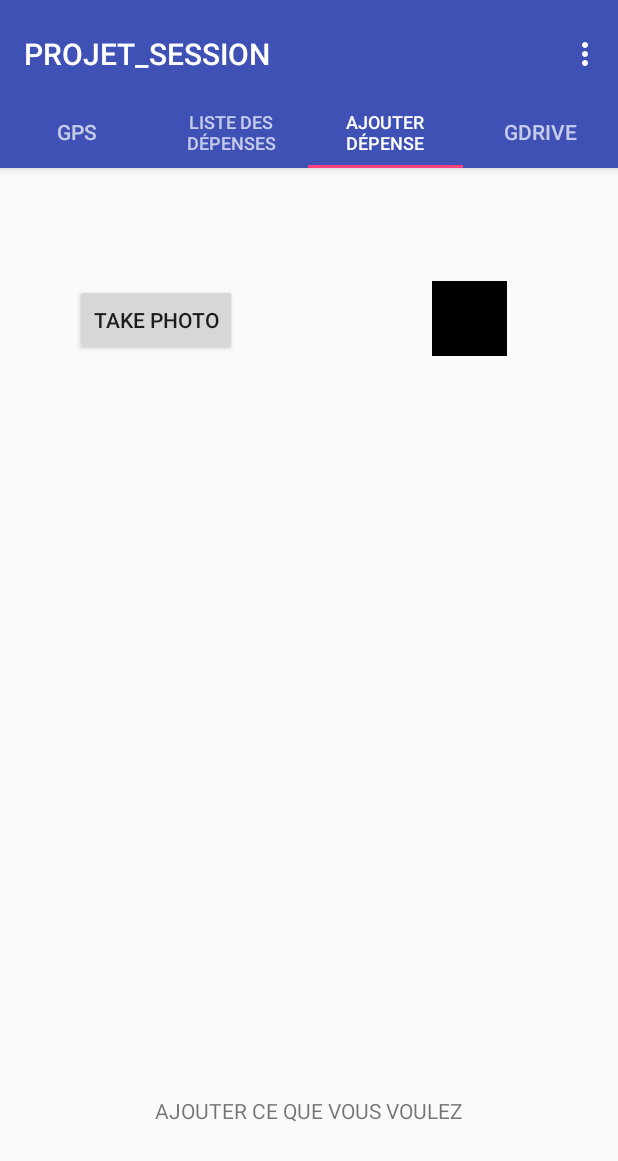
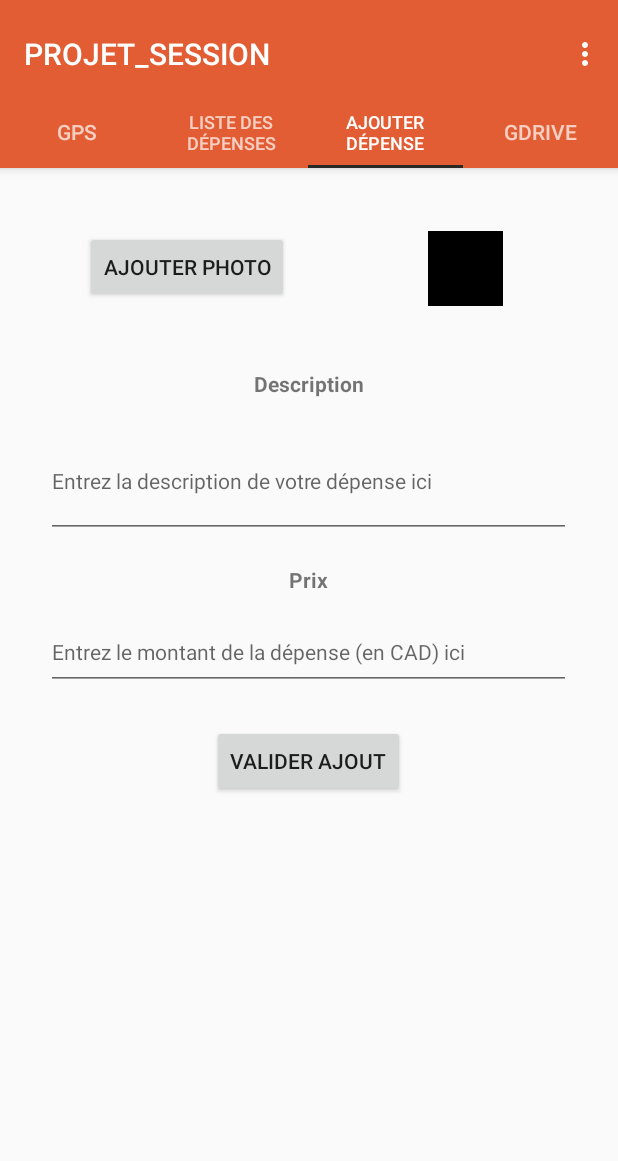
Before and after one commit to meurett/Mobile_projet_session, an Android app: the screen it shows after launch (MainActivity), tab 3 chosen, on a phone screen of 412 x 824 dp. Shown: the top 1161 px of the screen. Run offline under Robolectric (Android 15) with nearby library versions, the phone set to English and light mode, and no system bars.

Commit message:
Edit Ajouter Depense avec champ necessaire (bouton valider ajout non fonctionnel

```diff
--- a/app/src/main/java/ca/ulaval/ima/projet_session/FragmentAjoutDepense.java
+++ b/app/src/main/java/ca/ulaval/ima/projet_session/FragmentAjoutDepense.java
@@ -30,7 +30,7 @@ public class FragmentAjoutDepense extends Fragment {
     {
         View view = inflater.inflate(R.layout.fragment_ajout_depense, container, false);
 
-        button = (Button) view.findViewById(R.id.button_take_photo_depense);
+        button = (Button) view.findViewById(R.id.button_ajout_depense_ajouter_photo);
         imageView = (ImageView) view.findViewById(R.id.imageView_photo_depense);
 
         button.setOnClickListener(new View.OnClickListener() {
--- a/app/src/main/res/layout/fragment_ajout_depense.xml
+++ b/app/src/main/res/layout/fragment_ajout_depense.xml
@@ -1,42 +1,100 @@
 <?xml version="1.0" encoding="utf-8"?>
-<RelativeLayout xmlns:android="http://schemas.android.com/apk/res/android"
+
+<ScrollView
+    xmlns:android="http://schemas.android.com/apk/res/android"
     xmlns:app="http://schemas.android.com/apk/res-auto"
     xmlns:tools="http://schemas.android.com/tools"
-    android:orientation="vertical" android:layout_width="match_parent"
-    android:layout_height="match_parent">
+    android:layout_width="fill_parent"
+    android:layout_height="fill_parent" >
 
+    <RelativeLayout
+        android:orientation="vertical"
+        android:layout_width="fill_parent"
+        android:layout_height="fill_parent">
+
+        <TextView
+            android:text="Prix"
+            android:layout_width="wrap_content"
+            android:layout_height="wrap_content"
+            android:id="@+id/ajout_depense_prefixe_prix"
+            tools:text="Prix"
+            android:textStyle="normal|bold"
+            android:layout_marginTop="18dp"
+            android:layout_below="@+id/editText_ajout_depense_description"
+            android:layout_centerHorizontal="true" />
+
+        <EditText
+            android:layout_width="350dp"
+            android:layout_height="50dp"
+            android:inputType="numberDecimal"
+            android:ems="10"
+            android:layout_marginTop="14dp"
+            android:id="@+id/editText_ajout_depense_prix"
+            android:hint="Entrez le montant de la dépense (en CAD) ici"
+            android:textSize="14sp"
+            android:layout_below="@+id/ajout_depense_prefixe_prix"
+            android:layout_centerHorizontal="true" />
+
+        <EditText
+            android:layout_width="350dp"
+            android:inputType="textMultiLine"
+            android:ems="10"
+            android:id="@+id/editText_ajout_depense_description"
+            android:hint="Entrez la description de votre dépense ici"
+            android:scrollbars = "vertical"
+            android:layout_marginTop="18dp"
+            android:textSize="14sp"
+            android:layout_below="@+id/ajout_depense_prefixe_description"
+            android:layout_alignLeft="@+id/editText_ajout_depense_prix"
+            android:layout_alignStart="@+id/editText_ajout_depense_prix"
+            android:layout_height="75dp" />
 
         <Button
-        android:text="TAKE PHOTO"
+            android:text="VALIDER AJOUT"
             android:layout_width="wrap_content"
             android:layout_height="wrap_content"
-        android:id="@+id/button_take_photo_depense"
-        tools:text="TAKE PHOTO"
-        android:layout_marginLeft="50dp"
-        android:layout_marginStart="50dp"
-        android:layout_alignBottom="@+id/imageView_photo_depense"
-        android:layout_alignParentLeft="true"
-        android:layout_alignParentStart="true" />
+            android:id="@+id/button_ajout_depense_valider_ajout"
+            tools:text="VALIDER AJOUT"
+            android:layout_marginTop="23dp"
+            android:layout_below="@+id/editText_ajout_depense_prix"
+            android:layout_centerHorizontal="true" />
+
+        <Button
+            android:text="AJOUTER PHOTO"
+            android:layout_width="wrap_content"
+            android:layout_height="wrap_content"
+            android:id="@+id/button_ajout_depense_ajouter_photo"
+            tools:text="AJOUTER PHOTO"
+            android:layout_marginLeft="26dp"
+            android:layout_marginStart="26dp"
+            android:layout_alignTop="@+id/imageView_photo_depense"
+            android:layout_alignLeft="@+id/editText_ajout_depense_description"
+            android:layout_alignStart="@+id/editText_ajout_depense_description" />
 
         <ImageView
             android:layout_width="50dp"
             app:srcCompat="@android:color/background_dark"
             android:id="@+id/imageView_photo_depense"
-        android:layout_marginTop="75dp"
+            android:layout_marginTop="42dp"
             android:layout_height="50dp"
-        android:layout_marginRight="74dp"
-        android:layout_marginEnd="74dp"
+            android:layout_marginLeft="15dp"
+            android:layout_marginStart="15dp"
             android:layout_alignParentTop="true"
-        android:layout_alignParentRight="true"
-        android:layout_alignParentEnd="true" />
+            android:layout_toRightOf="@+id/button_ajout_depense_valider_ajout"
+            android:layout_toEndOf="@+id/button_ajout_depense_valider_ajout" />
 
         <TextView
-        android:text="AJOUTER CE QUE VOUS VOULEZ"
+            android:text="Description"
             android:layout_width="wrap_content"
             android:layout_height="wrap_content"
-        android:id="@+id/textView3"
-        tools:text="AJOUTER CE QUE VOUS VOULEZ"
-        android:layout_alignParentBottom="true"
-        android:layout_centerHorizontal="true"
-        android:layout_marginBottom="130dp" />
+            android:id="@+id/ajout_depense_prefixe_description"
+            tools:text="Description"
+            android:textStyle="normal|bold"
+            android:layout_marginTop="42dp"
+            android:layout_below="@+id/imageView_photo_depense"
+            android:layout_centerHorizontal="true" />
+
+
     </RelativeLayout>
+
+</ScrollView>
--- a/app/src/main/res/values/colors.xml
+++ b/app/src/main/res/values/colors.xml
@@ -1,8 +1,8 @@
 <?xml version="1.0" encoding="utf-8"?>
 <resources>
-    <color name="colorPrimary">#3F51B5</color>
-    <color name="colorPrimaryDark">#303F9F</color>
-    <color name="colorAccent">#FF4081</color>
+    <color name="colorPrimary">#E25D33</color>
+    <color name="colorPrimaryDark">#831b01</color>
+    <color name="colorAccent">#282827</color>
 
     <color name="black_overlay">#66000000</color>
 </resources>
```
Also changed, not shown: 35 other files. Lines whose indentation alone changed are shown as unchanged.
